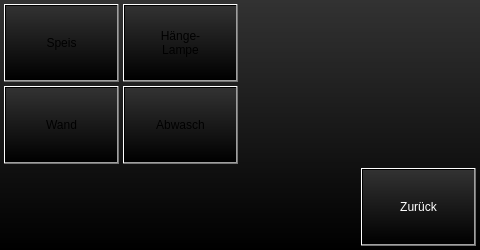
First picture: the form in projects/klaus_visu_ap420/kuechewindow.ui, repository busmaster/homebus, before the edit.
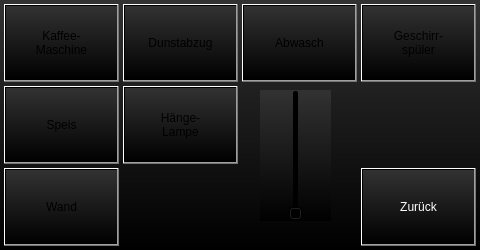
Second picture: the form after the edit.

```diff
--- a/projects/klaus_visu_ap420/kuechewindow.ui
+++ b/projects/klaus_visu_ap420/kuechewindow.ui
@@ -20,7 +20,7 @@
    <property name="geometry">
     <rect>
      <x>4</x>
-     <y>4</y>
+     <y>86</y>
      <width>115</width>
      <height>78</height>
     </rect>
@@ -39,7 +39,7 @@
    <property name="geometry">
     <rect>
      <x>123</x>
-     <y>4</y>
+     <y>86</y>
      <width>115</width>
      <height>78</height>
     </rect>
@@ -59,7 +59,7 @@
    <property name="geometry">
     <rect>
      <x>4</x>
-     <y>86</y>
+     <y>168</y>
      <width>115</width>
      <height>78</height>
     </rect>
@@ -77,8 +77,8 @@
   <widget class="QPushButton" name="pushButtonLightAbwasch">
    <property name="geometry">
     <rect>
-     <x>123</x>
-     <y>86</y>
+     <x>242</x>
+     <y>4</y>
      <width>115</width>
      <height>78</height>
     </rect>
@@ -115,6 +115,87 @@
     <string>Zurück</string>
    </property>
   </widget>
+  <widget class="QPushButton" name="pushButtonLightKaffee">
+   <property name="geometry">
+    <rect>
+     <x>4</x>
+     <y>4</y>
+     <width>115</width>
+     <height>78</height>
+    </rect>
+   </property>
+   <property name="sizePolicy">
+    <sizepolicy hsizetype="Fixed" vsizetype="Fixed">
+     <horstretch>0</horstretch>
+     <verstretch>0</verstretch>
+    </sizepolicy>
+   </property>
+   <property name="text">
+    <string>Kaffee-
+Maschine</string>
+   </property>
+  </widget>
+  <widget class="QPushButton" name="pushButtonLightDunstabzug">
+   <property name="geometry">
+    <rect>
+     <x>123</x>
+     <y>4</y>
+     <width>115</width>
+     <height>78</height>
+    </rect>
+   </property>
+   <property name="sizePolicy">
+    <sizepolicy hsizetype="Fixed" vsizetype="Fixed">
+     <horstretch>0</horstretch>
+     <verstretch>0</verstretch>
+    </sizepolicy>
+   </property>
+   <property name="text">
+    <string>Dunstabzug</string>
+   </property>
+  </widget>
+  <widget class="QPushButton" name="pushButtonLightGeschirrspueler">
+   <property name="geometry">
+    <rect>
+     <x>361</x>
+     <y>4</y>
+     <width>115</width>
+     <height>78</height>
+    </rect>
+   </property>
+   <property name="sizePolicy">
+    <sizepolicy hsizetype="Fixed" vsizetype="Fixed">
+     <horstretch>0</horstretch>
+     <verstretch>0</verstretch>
+    </sizepolicy>
+   </property>
+   <property name="text">
+    <string>Geschirr-
+spüler</string>
+   </property>
+  </widget>
+  <widget class="QSlider" name="verticalSlider">
+   <property name="geometry">
+    <rect>
+     <x>260</x>
+     <y>90</y>
+     <width>71</width>
+     <height>131</height>
+    </rect>
+   </property>
+   <property name="maximum">
+    <number>65535</number>
+   </property>
+   <property name="pageStep">
+    <number>6500</number>
+   </property>
+   <property name="orientation">
+    <enum>Qt::Vertical</enum>
+   </property>
+   <property name="tickPosition">
+    <enum>QSlider::NoTicks</enum>
+   </property>
+  </widget>
  </widget>
  <resources/>
  <connections>
```
